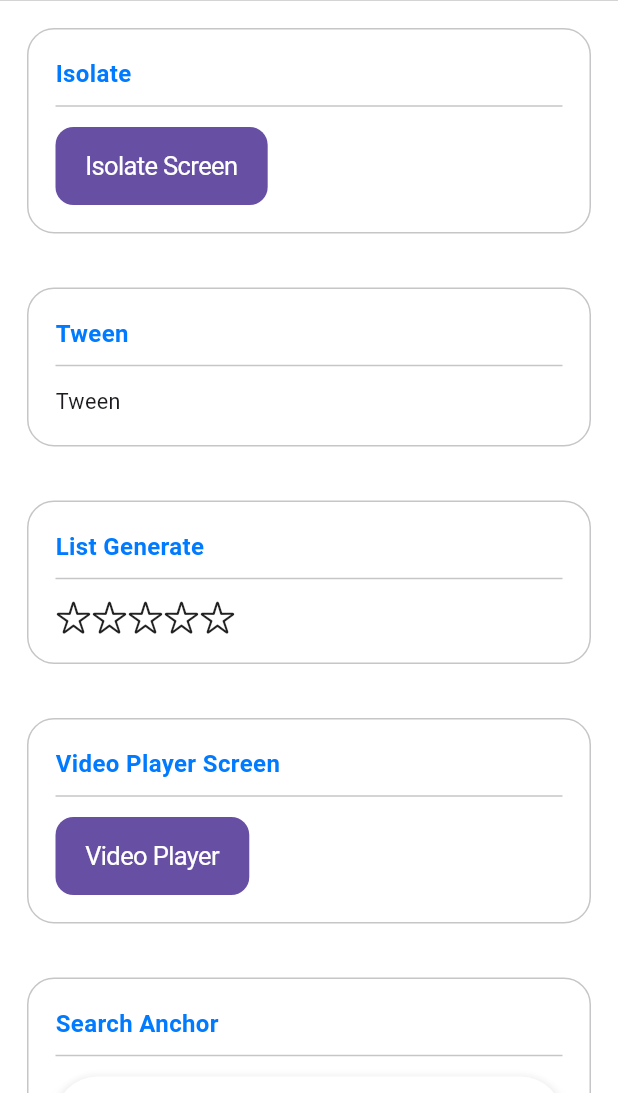
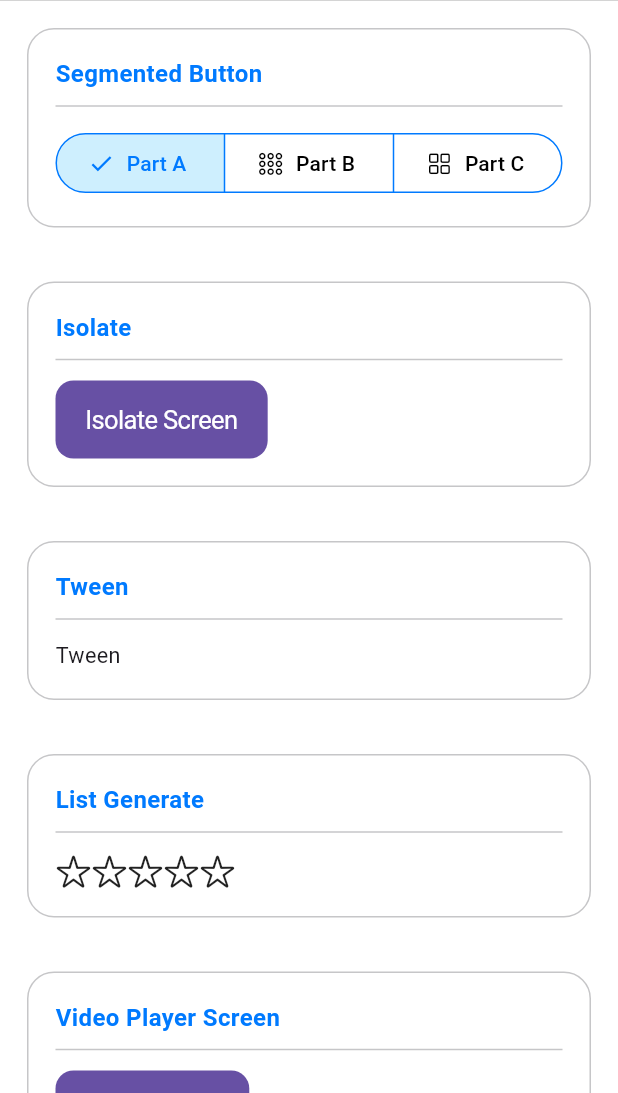
Before and after one commit to darshanpatellr/widget_of_week, a Flutter app: the screen it shows after launch, on a phone screen of 412 x 824 dp, the part 143-1236 px from its top. Run offline on Flutter 3.47's test engine with Material 3 defaults, Android fonts, the phone set to English and light mode, and no system bars; our stand-ins replace video_player.

Commit message:
feat: Add SegmentedButton example.
Introduces a `SegmentedButton` widget to the main screen to demonstrate its usage.

- Adds a new `segmentedButton` method to create and style the `SegmentedButton`.
- Manages the button's state, including the currently selected segment.
- Integrates the new widget into the `SliverList` of the `HomeScreen`.
- Includes custom styling for background, foreground, and selected states using `SegmentedButton.styleFrom`.

```diff
--- a/lib/main.dart
+++ b/lib/main.dart
@@ -36,8 +36,8 @@ class HomeScreen extends StatefulWidget {
   State<HomeScreen> createState() => _HomeScreenState();
 }
 
-class _HomeScreenState extends State<HomeScreen>  with SingleTickerProviderStateMixin {
-
+class _HomeScreenState extends State<HomeScreen>
+    with SingleTickerProviderStateMixin {
   @override
   void initState() {
     _initTweenAnimation();
@@ -67,6 +67,7 @@ class _HomeScreenState extends State<HomeScreen>  with SingleTickerProviderState
             CupertinoSliverNavigationBar(largeTitle: Text("Cupertino")),
             SliverList(
               delegate: SliverChildListDelegate([
+                segmentedButton(),
                 _isolate(),
                 _tween(),
                 _listGenerate(),
@@ -79,8 +80,56 @@ class _HomeScreenState extends State<HomeScreen>  with SingleTickerProviderState
                 _cupertinoSlidingSegment(),
                 _cupertinoSheetRoute(),
                 _cupertinoRadio(),
-                SizedBox(height: 56,)
+                SizedBox(height: 56),
               ]),
+            ),
+          ],
+        ),
+      ),
+    );
+  }
+
+  /// ---------- Segmented Button ---------- ///
+
+  Set<String> _selectedSegment = {'Part A'};
+
+  void updateSegmentSelection(Set<String> newSelection) {
+    setState(() {
+      _selectedSegment = newSelection;
+    });
+  }
+
+  Widget segmentedButton() {
+    return ReusableContainer(
+      title: "Segmented Button",
+      widget: SizedBox(
+        width: double.infinity,
+        child: SegmentedButton(
+          selected: _selectedSegment,
+          onSelectionChanged: updateSegmentSelection,
+          multiSelectionEnabled: false,
+          style: SegmentedButton.styleFrom(
+            backgroundColor: CupertinoColors.white,
+            foregroundColor: CupertinoColors.black,
+            selectedForegroundColor: CupertinoColors.activeBlue,
+            selectedBackgroundColor: CupertinoColors.systemTeal.withValues(alpha: 0.3),
+            side: BorderSide(color: CupertinoColors.activeBlue)
+          ),
+          segments: <ButtonSegment<String>>[
+            ButtonSegment<String>(
+              value: 'Part A',
+              label: Text('Part A'),
+              icon: Icon(CupertinoIcons.circle_grid_hex),
+            ),
+            ButtonSegment<String>(
+              value: 'Part B',
+              label: Text('Part B'),
+              icon: Icon(CupertinoIcons.circle_grid_3x3),
+            ),
+            ButtonSegment<String>(
+              value: 'Part C',
+              label: Text('Part C'),
+              icon: Icon(CupertinoIcons.square_grid_2x2),
             ),
           ],
         ),
@@ -112,16 +161,13 @@ class _HomeScreenState extends State<HomeScreen>  with SingleTickerProviderState
   late AnimationController _controllerAnimation;
   late Animation<double> textSizeAnimation;
 
-  void _initTweenAnimation(){
+  void _initTweenAnimation() {
     _controllerAnimation = AnimationController(
       vsync: this,
       duration: const Duration(seconds: 3),
     );
 
-    textSizeAnimation = Tween<double>(
-      begin: 12.0,
-      end: 16.0,
-    ).animate(
+    textSizeAnimation = Tween<double>(begin: 12.0, end: 16.0).animate(
       CurvedAnimation(parent: _controllerAnimation, curve: Curves.linear),
     );
 
@@ -135,7 +181,10 @@ class _HomeScreenState extends State<HomeScreen>  with SingleTickerProviderState
       builder: (BuildContext context, Widget? child) {
         return ReusableContainer(
           title: "Tween",
-          widget: Text("Tween",style: TextStyle(fontSize: textSizeAnimation.value),),
+          widget: Text(
+            "Tween",
+            style: TextStyle(fontSize: textSizeAnimation.value),
+          ),
         );
       },
     );
```
